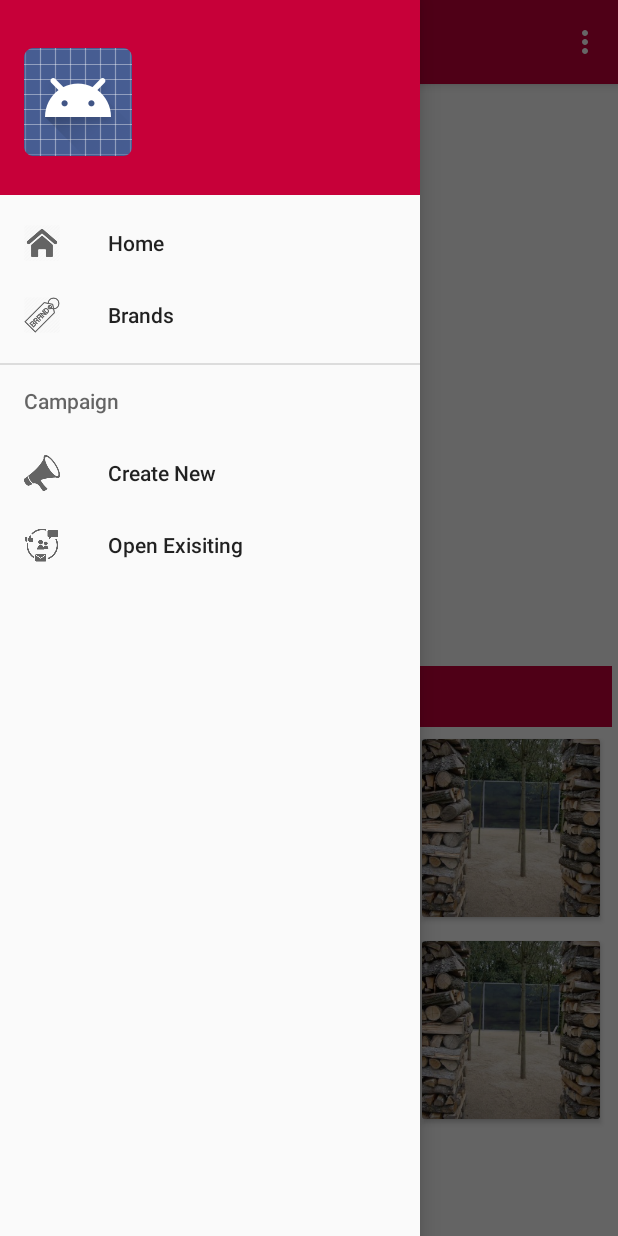
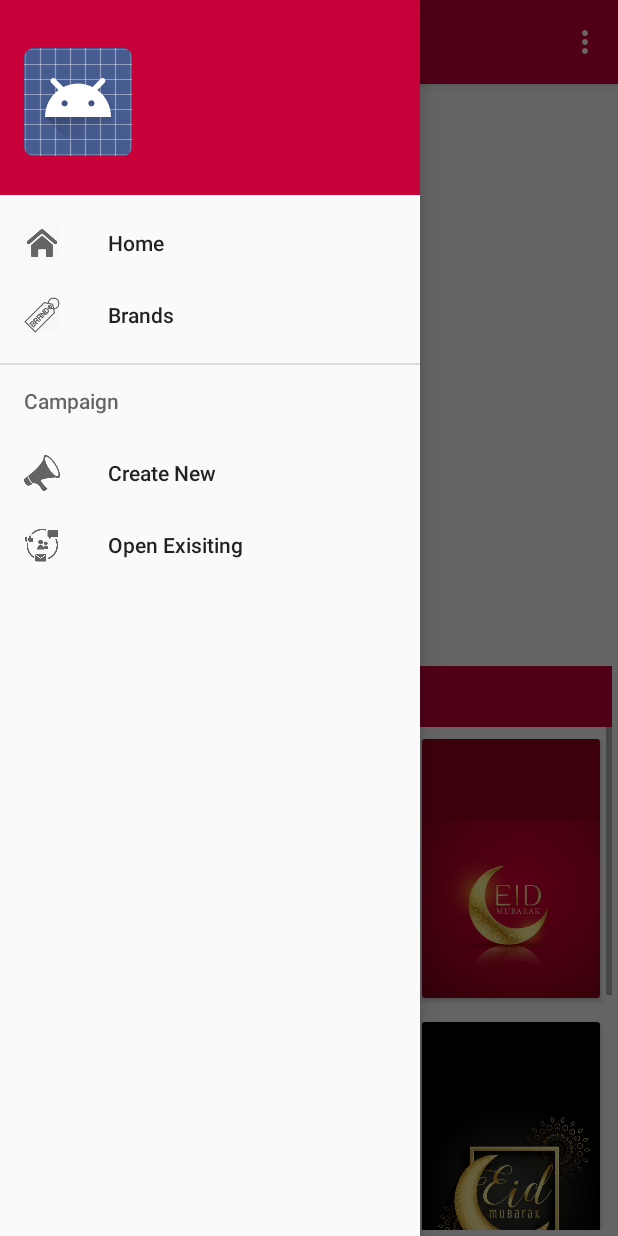
Before and after one commit to muhtadi-akif/ContentCreator, an Android app: the CreateContent screen opened directly, with no data from a screen before it, with the side drawer open, on a phone screen of 412 x 824 dp. Run offline under Robolectric (Android 15) with nearby library versions, the light colour scheme and no system bars; our stand-ins replace Picasso; pictures from the network do not load; Roboto replaces fonts that are not available here.

Commit message:
Eid templates are added

```diff
--- a/app/src/main/java/multiplexer/contentcreator/CreateContent.java
+++ b/app/src/main/java/multiplexer/contentcreator/CreateContent.java
@@ -98,7 +98,7 @@ public class CreateContent extends AppCompatActivity
         ArrayList <String> subHeadlines = new ArrayList<>();
         ArrayList <String> frontLines = new ArrayList<>();
 
-        for(int i = 0; i<6;i++){
+        for(int i = 0; i<10;i++){
             headlines.add(getIntent().getStringExtra("headline"));
             subHeadlines.add(getIntent().getStringExtra("subHeadline"));
             frontLines.add(getIntent().getStringExtra("frontLine"));
--- a/app/src/main/java/multiplexer/contentcreator/adapter/Template_adapter.java
+++ b/app/src/main/java/multiplexer/contentcreator/adapter/Template_adapter.java
@@ -84,17 +84,25 @@ public class Template_adapter extends RecyclerView.Adapter<Template_adapter.View
 
         } else {
             if(position == 0){
-                Picasso.with(mContext).load(R.drawable.wood).into(holder.backgroundImage);
+                Picasso.with(mContext).load(R.drawable.eid1).into(holder.backgroundImage);
             } else if (position ==1){
-                Picasso.with(mContext).load(R.drawable.rock).into(holder.backgroundImage);
+                Picasso.with(mContext).load(R.drawable.eid2).into(holder.backgroundImage);
             }else if (position ==2){
-                Picasso.with(mContext).load(R.drawable.wood).into(holder.backgroundImage);
+                Picasso.with(mContext).load(R.drawable.eid3).into(holder.backgroundImage);
             }else if (position ==3){
-                Picasso.with(mContext).load(R.drawable.rock).into(holder.backgroundImage);
+                Picasso.with(mContext).load(R.drawable.eid4).into(holder.backgroundImage);
             }else if (position ==4){
-                Picasso.with(mContext).load(R.drawable.wood).into(holder.backgroundImage);
+                Picasso.with(mContext).load(R.drawable.eid5).into(holder.backgroundImage);
             }else if (position ==5){
-                Picasso.with(mContext).load(R.drawable.wood).into(holder.backgroundImage);
+                Picasso.with(mContext).load(R.drawable.eid6).into(holder.backgroundImage);
+            }else if (position ==6){
+                Picasso.with(mContext).load(R.drawable.edi7).into(holder.backgroundImage);
+            }else if (position ==7){
+                Picasso.with(mContext).load(R.drawable.eid8).into(holder.backgroundImage);
+            }else if (position ==8){
+                Picasso.with(mContext).load(R.drawable.eid9).into(holder.backgroundImage);
+            }else if (position ==9){
+                Picasso.with(mContext).load(R.drawable.eid10).into(holder.backgroundImage);
             }
         }
 
@@ -157,6 +165,16 @@ public class Template_adapter extends RecyclerView.Adapter<Template_adapter.View
             subHeadlineParams.addRule(RelativeLayout.CENTER_IN_PARENT);
             frontLineParams.addRule(RelativeLayout.ALIGN_PARENT_RIGHT);
             frontLineParams.addRule(RelativeLayout.ALIGN_PARENT_BOTTOM);
+            holder.headLine.setText(temp.getHeadline());
+            holder.subHeadline.setText(temp.getSubHeadline());
+            holder.frontLine.setText(temp.getFrontLine());
+        }else{
+            RelativeLayout.LayoutParams headlineParams = (RelativeLayout.LayoutParams) holder.headLine.getLayoutParams();
+            RelativeLayout.LayoutParams subHeadlineParams = (RelativeLayout.LayoutParams) holder.subHeadline.getLayoutParams();
+            RelativeLayout.LayoutParams frontLineParams = (RelativeLayout.LayoutParams) holder.frontLine.getLayoutParams();
+            headlineParams.addRule(RelativeLayout.ALIGN_PARENT_RIGHT);
+            subHeadlineParams.addRule(RelativeLayout.ALIGN_PARENT_RIGHT);
+            frontLineParams.addRule(RelativeLayout.ALIGN_PARENT_RIGHT);
             holder.headLine.setText(temp.getHeadline());
             holder.subHeadline.setText(temp.getSubHeadline());
             holder.frontLine.setText(temp.getFrontLine());
```
Also changed, not shown: app/src/main/res/drawable-xhdpi/edi7.png (added), app/src/main/res/drawable-xhdpi/eid1.png (added), app/src/main/res/drawable-xhdpi/eid10.png (added), app/src/main/res/drawable-xhdpi/eid2.png (added), app/src/main/res/drawable-xhdpi/eid3.png (added), app/src/main/res/drawable-xhdpi/eid4.png (added), app/src/main/res/drawable-xhdpi/eid5.png (added), app/src/main/res/drawable-xhdpi/eid6.png (added), app/src/main/res/drawable-xhdpi/eid8.png (added), app/src/main/res/drawable-xhdpi/eid9.png (added).
